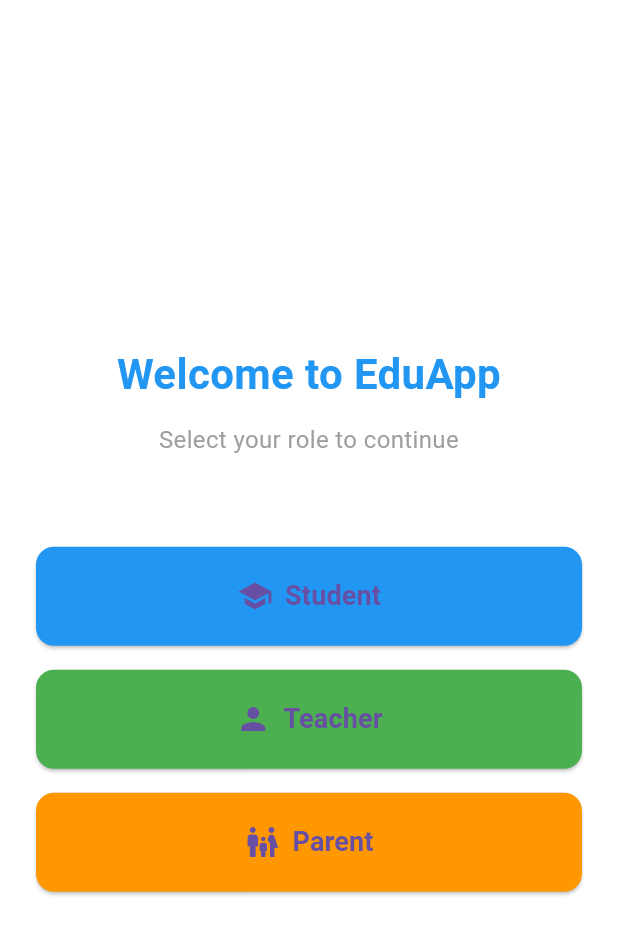
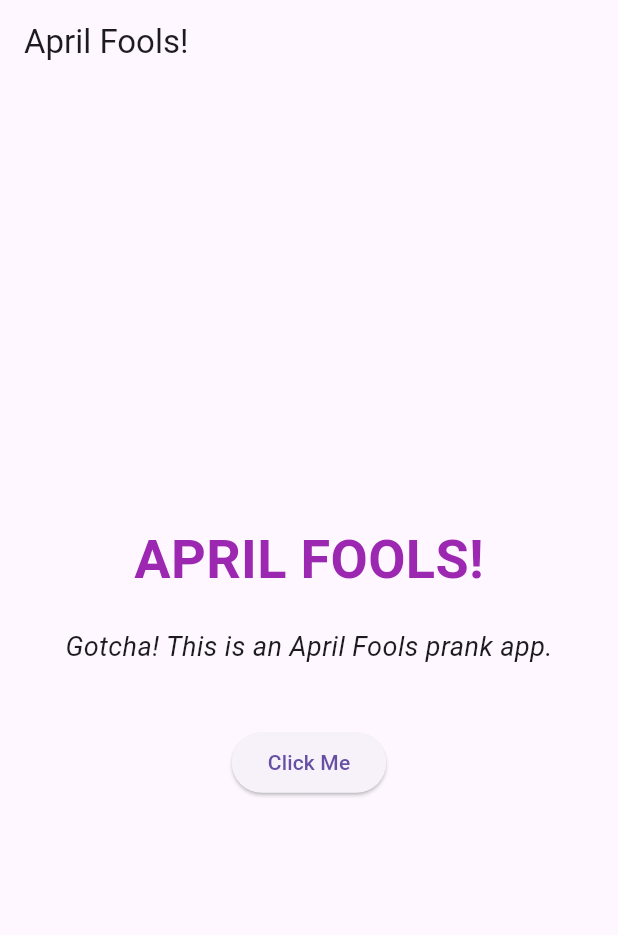
Before and after one commit to sanjaysagar12/edusync, a Flutter app: the screen it shows after launch, on a phone screen of 412 x 824 dp. Shown: the top 935 px of the screen. Run offline on Flutter 3.47's test engine with Material 3 defaults, Android fonts, the phone set to English and light mode, and no system bars.

Commit message:
updated app

```diff
--- a/lib/main.dart
+++ b/lib/main.dart
@@ -1,5 +1,4 @@
 import 'package:flutter/material.dart';
-import 'screens/role_selection_screen.dart';
 
 void main() {
   runApp(const MyApp());
@@ -11,39 +10,60 @@ class MyApp extends StatelessWidget {
   @override
   Widget build(BuildContext context) {
     return MaterialApp(
-      title: 'EduApp',
-      debugShowCheckedModeBanner: false,
+      title: 'April Fools App',
       theme: ThemeData(
-        primarySwatch: Colors.blue,
-        scaffoldBackgroundColor: Colors.white,
-        fontFamily: 'Roboto',
-        inputDecorationTheme: InputDecorationTheme(
-          filled: true,
-          fillColor: Colors.grey[100],
-          border: OutlineInputBorder(
-            borderRadius: BorderRadius.circular(12),
-            borderSide: BorderSide.none,
-          ),
-          enabledBorder: OutlineInputBorder(
-            borderRadius: BorderRadius.circular(12),
-            borderSide: BorderSide.none,
-          ),
-          focusedBorder: OutlineInputBorder(
-            borderRadius: BorderRadius.circular(12),
-            borderSide: BorderSide(color: Colors.blue, width: 2),
-          ),
-          contentPadding: const EdgeInsets.symmetric(horizontal: 16, vertical: 16),
-        ),
-        elevatedButtonTheme: ElevatedButtonThemeData(
-          style: ElevatedButton.styleFrom(
-            padding: const EdgeInsets.symmetric(vertical: 16),
-            shape: RoundedRectangleBorder(
-              borderRadius: BorderRadius.circular(12),
-            ),
-          ),
-        ),
+        primarySwatch: Colors.purple,
+        visualDensity: VisualDensity.adaptivePlatformDensity,
       ),
-      home: const RoleSelectionScreen(),
+      home: const AprilFoolsPage(),
     );
   }
 }
+
+class AprilFoolsPage extends StatelessWidget {
+  const AprilFoolsPage({Key? key}) : super(key: key);
+
+  @override
+  Widget build(BuildContext context) {
+    return Scaffold(
+      appBar: AppBar(
+        title: const Text('April Fools!'),
+      ),
+      body: Center(
+        child: Column(
+          mainAxisAlignment: MainAxisAlignment.center,
+          children: [
+            const Text(
+              'APRIL FOOLS!',
+              style: TextStyle(
+                fontSize: 36,
+                fontWeight: FontWeight.bold,
+                color: Colors.purple,
+              ),
+            ),
+            const SizedBox(height: 20),
+            const Text(
+              'Gotcha! This is an April Fools prank app.',
+              style: TextStyle(
+                fontSize: 18,
+                fontStyle: FontStyle.italic,
+              ),
+            ),
+            const SizedBox(height: 40),
+            ElevatedButton(
+              onPressed: () {
+                ScaffoldMessenger.of(context).showSnackBar(
+                  const SnackBar(
+                    content: Text('Surprise! Another prank!'),
+                    duration: Duration(seconds: 3),
+                  ),
+                );
+              },
+              child: const Text('Click Me'),
+            ),
+          ],
+        ),
+      ),
+    );
+  }
+}
```
